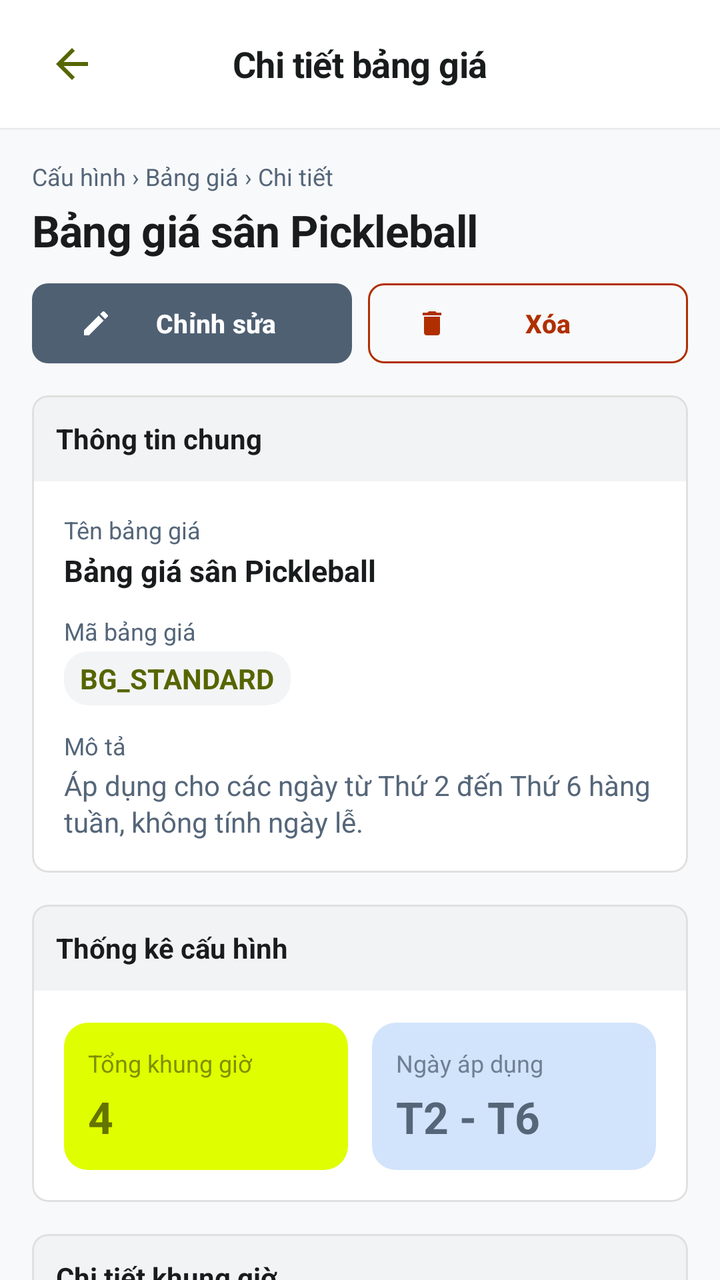
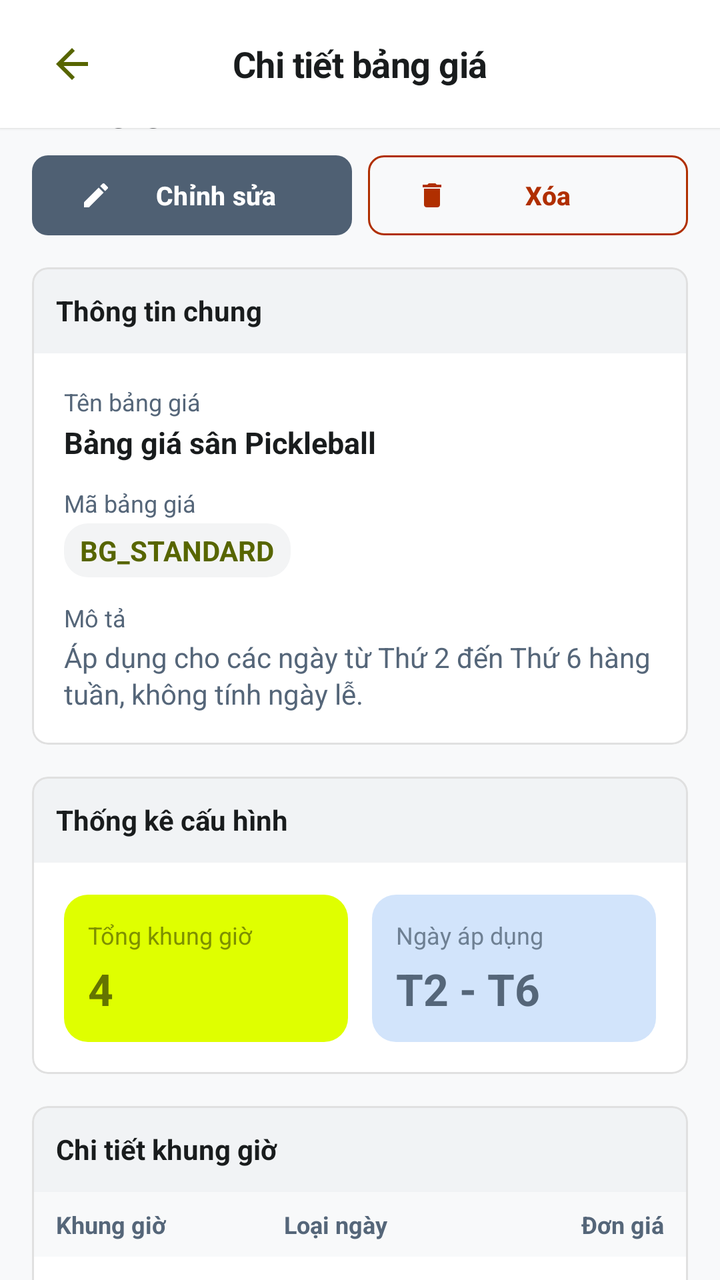

An Android layout rendered at two revisions. The XML below is the earlier revision; the diff shows what the commit changed to produce the second picture.
<!-- AndroidManifest.xml: application theme Theme.Mobile -->
<!-- res/layout/activity_price_table_detail.xml -->
<?xml version="1.0" encoding="utf-8"?>
<androidx.constraintlayout.widget.ConstraintLayout 
    xmlns:android="http://schemas.android.com/apk/res/android"
    xmlns:app="http://schemas.android.com/apk/res-auto"
    xmlns:tools="http://schemas.android.com/tools"
    android:layout_width="match_parent"
    android:layout_height="match_parent"
    android:background="@color/background"
    tools:context=".PriceTableDetailActivity">

    
    <RelativeLayout
        android:id="@+id/layout_header"
        android:layout_width="match_parent"
        android:layout_height="64dp"
        android:background="@color/white"
        android:paddingHorizontal="16dp"
        android:elevation="1dp"
        app:layout_constraintTop_toTopOf="parent"
        app:layout_constraintStart_toStartOf="parent"
        app:layout_constraintEnd_toEndOf="parent">

        <ImageButton
            android:id="@+id/button_back"
            android:layout_width="40dp"
            android:layout_height="40dp"
            android:layout_alignParentStart="true"
            android:layout_centerVertical="true"
            android:background="?android:attr/selectableItemBackgroundBorderless"
            android:src="@drawable/ic_back_24"
            android:contentDescription="Back"
            app:tint="@color/primary" />

        <TextView
            android:id="@+id/text_screen_title"
            android:layout_width="wrap_content"
            android:layout_height="wrap_content"
            android:layout_centerInParent="true"
            android:text="Chi tiết bảng giá"
            android:textSize="18sp"
            android:textStyle="bold"
            android:textColor="@color/on_background"
            android:letterSpacing="-0.01" />

    </RelativeLayout>

    
    <androidx.core.widget.NestedScrollView
        android:layout_width="match_parent"
        android:layout_height="0dp"
        android:fillViewport="true"
        app:layout_constraintTop_toBottomOf="@id/layout_header"
        app:layout_constraintBottom_toBottomOf="parent"
        app:layout_constraintStart_toStartOf="parent"
        app:layout_constraintEnd_toEndOf="parent">

        <LinearLayout
            android:layout_width="match_parent"
            android:layout_height="wrap_content"
            android:orientation="vertical"
            android:paddingBottom="24dp">

            
            <TextView
                android:layout_width="match_parent"
                android:layout_height="wrap_content"
                android:text="Cấu hình › Bảng giá › Chi tiết"
                android:textSize="12sp"
                android:textColor="#556679"
                android:paddingHorizontal="16dp"
                android:paddingTop="16dp"
                android:paddingBottom="4dp" />

            
            <TextView
                android:id="@+id/text_detail_title"
                android:layout_width="match_parent"
                android:layout_height="wrap_content"
                android:text="Bảng giá sân Pickleball"
                android:textSize="22sp"
                android:textStyle="bold"
                android:textColor="@color/on_background"
                android:paddingHorizontal="16dp"
                android:paddingBottom="12dp"
                android:letterSpacing="-0.01" />

            
            <LinearLayout
                android:layout_width="match_parent"
                android:layout_height="wrap_content"
                android:orientation="horizontal"
                android:paddingHorizontal="16dp"
                android:layout_marginBottom="16dp">

                
                <com.google.android.material.button.MaterialButton
                    android:id="@+id/button_detail_edit"
                    android:layout_width="0dp"
                    android:layout_weight="1"
                    android:layout_height="40dp"
                    android:text="Chỉnh sửa"
                    android:textSize="13sp"
                    android:textColor="@color/white"
                    android:textStyle="bold"
                    app:backgroundTint="@color/secondary"
                    app:icon="@drawable/ic_edit_24"
                    app:iconTint="@color/white"
                    app:iconSize="16dp"
                    app:cornerRadius="8dp"
                    android:layout_marginEnd="8dp"
                    android:minHeight="0dp"
                    android:insetTop="0dp"
                    android:insetBottom="0dp" />

                
                <com.google.android.material.button.MaterialButton
                    android:id="@+id/button_detail_delete"
                    style="@style/Widget.Material3.Button.OutlinedButton"
                    android:layout_width="0dp"
                    android:layout_weight="1"
                    android:layout_height="40dp"
                    android:text="Xóa"
                    android:textSize="13sp"
                    android:textColor="@color/tertiary"
                    android:textStyle="bold"
                    app:strokeColor="@color/tertiary"
                    app:strokeWidth="1dp"
                    app:icon="@drawable/ic_delete_24"
                    app:iconTint="@color/tertiary"
                    app:iconSize="16dp"
                    app:cornerRadius="8dp"
                    android:minHeight="0dp"
                    android:insetTop="0dp"
                    android:insetBottom="0dp" />

            </LinearLayout>

            
            <com.google.android.material.card.MaterialCardView
                android:layout_width="match_parent"
                android:layout_height="wrap_content"
                android:layout_marginHorizontal="16dp"
                android:layout_marginBottom="16dp"
                app:cardCornerRadius="8dp"
                app:cardElevation="0dp"
                app:strokeWidth="1dp"
                app:strokeColor="@color/border_gray"
                app:cardBackgroundColor="@color/white">

                <LinearLayout
                    android:layout_width="match_parent"
                    android:layout_height="wrap_content"
                    android:orientation="vertical">

                    <TextView
                        android:layout_width="match_parent"
                        android:layout_height="wrap_content"
                        android:text="Thông tin chung"
                        android:textSize="14sp"
                        android:textStyle="bold"
                        android:textColor="@color/on_surface"
                        android:background="@color/surface_header"
                        android:padding="12dp"/>

                    <LinearLayout
                        android:layout_width="match_parent"
                        android:layout_height="wrap_content"
                        android:orientation="vertical"
                        android:padding="16dp">

                        <TextView
                            android:layout_width="wrap_content"
                            android:layout_height="wrap_content"
                            android:text="Tên bảng giá"
                            android:textSize="12sp"
                            android:textColor="#556679"
                            android:layout_marginBottom="2dp" />
                        <TextView
                            android:id="@+id/text_info_name"
                            android:layout_width="wrap_content"
                            android:layout_height="wrap_content"
                            android:text="Bảng giá sân Pickleball"
                            android:textSize="15sp"
                            android:textStyle="bold"
                            android:textColor="@color/on_background"
                            android:layout_marginBottom="12dp" />

                        <TextView
                            android:layout_width="wrap_content"
                            android:layout_height="wrap_content"
                            android:text="Mã bảng giá"
                            android:textSize="12sp"
                            android:textColor="#556679"
                            android:layout_marginBottom="2dp" />
                        <TextView
                            android:id="@+id/text_info_code"
                            android:layout_width="wrap_content"
                            android:layout_height="wrap_content"
                            android:text="BG_STANDARD"
                            android:textSize="14sp"
                            android:textColor="@color/primary"
                            android:textStyle="bold"
                            android:background="@drawable/bg_price_status_badge"
                            android:backgroundTint="#F3F4F5"
                            android:paddingHorizontal="8dp"
                            android:paddingVertical="4dp"
                            android:layout_marginBottom="12dp" />

                        <TextView
                            android:layout_width="wrap_content"
                            android:layout_height="wrap_content"
                            android:text="Mô tả"
                            android:textSize="12sp"
                            android:textColor="#556679"
                            android:layout_marginBottom="2dp" />
                        <TextView
                            android:id="@+id/text_info_desc"
                            android:layout_width="wrap_content"
                            android:layout_height="wrap_content"
                            android:text="Áp dụng cho các ngày từ Thứ 2 đến Thứ 6 hàng tuần, không tính ngày lễ."
                            android:textSize="14sp"
                            android:textColor="#556679"
                            android:lineSpacingExtra="2dp" />

                    </LinearLayout>

                </LinearLayout>

            </com.google.android.material.card.MaterialCardView>

            
            <com.google.android.material.card.MaterialCardView
                android:layout_width="match_parent"
                android:layout_height="wrap_content"
                android:layout_marginHorizontal="16dp"
                android:layout_marginBottom="16dp"
                app:cardCornerRadius="8dp"
                app:cardElevation="0dp"
                app:strokeWidth="1dp"
                app:strokeColor="@color/border_gray"
                app:cardBackgroundColor="@color/white">

                <LinearLayout
                    android:layout_width="match_parent"
                    android:layout_height="wrap_content"
                    android:orientation="vertical">

                    <TextView
                        android:layout_width="match_parent"
                        android:layout_height="wrap_content"
                        android:text="Thống kê cấu hình"
                        android:textSize="14sp"
                        android:textStyle="bold"
                        android:textColor="@color/on_surface"
                        android:background="@color/surface_header"
                        android:padding="12dp"/>

                    <LinearLayout
                        android:layout_width="match_parent"
                        android:layout_height="wrap_content"
                        android:orientation="horizontal"
                        android:padding="16dp">

                        <LinearLayout
                            android:layout_width="0dp"
                            android:layout_height="wrap_content"
                            android:layout_weight="1"
                            android:orientation="vertical"
                            android:background="@drawable/bg_price_status_badge"
                            android:backgroundTint="@color/primary_container"
                            android:padding="12dp"
                            android:layout_marginEnd="6dp">

                            <TextView
                                android:layout_width="wrap_content"
                                android:layout_height="wrap_content"
                                android:text="Tổng khung giờ"
                                android:textSize="12sp"
                                android:textColor="@color/on_primary_container"
                                android:alpha="0.8" />

                            <TextView
                                android:id="@+id/text_stat_slots"
                                android:layout_width="wrap_content"
                                android:layout_height="wrap_content"
                                android:text="4"
                                android:textSize="22sp"
                                android:textStyle="bold"
                                android:textColor="@color/on_primary_container"
                                android:layout_marginTop="4dp" />

                        </LinearLayout>

                        <LinearLayout
                            android:layout_width="0dp"
                            android:layout_height="wrap_content"
                            android:layout_weight="1"
                            android:orientation="vertical"
                            android:background="@drawable/bg_price_status_badge"
                            android:backgroundTint="@color/secondary_container"
                            android:padding="12dp"
                            android:layout_marginStart="6dp">

                            <TextView
                                android:layout_width="wrap_content"
                                android:layout_height="wrap_content"
                                android:text="Ngày áp dụng"
                                android:textSize="12sp"
                                android:textColor="@color/on_secondary_container"
                                android:alpha="0.8" />

                            <TextView
                                android:id="@+id/text_stat_days"
                                android:layout_width="wrap_content"
                                android:layout_height="wrap_content"
                                android:text="T2 - T6"
                                android:textSize="22sp"
                                android:textStyle="bold"
                                android:textColor="@color/on_secondary_container"
                                android:layout_marginTop="4dp" />

                        </LinearLayout>

                    </LinearLayout>

                </LinearLayout>

            </com.google.android.material.card.MaterialCardView>

            
            <com.google.android.material.card.MaterialCardView
                android:layout_width="match_parent"
                android:layout_height="wrap_content"
                android:layout_marginHorizontal="16dp"
                android:layout_marginBottom="16dp"
                app:cardCornerRadius="8dp"
                app:cardElevation="0dp"
                app:strokeWidth="1dp"
                app:strokeColor="@color/border_gray"
                app:cardBackgroundColor="@color/white">

                <LinearLayout
                    android:layout_width="match_parent"
                    android:layout_height="wrap_content"
                    android:orientation="vertical">

                    <TextView
                        android:layout_width="match_parent"
                        android:layout_height="wrap_content"
                        android:text="Chi tiết khung giờ"
                        android:textSize="14sp"
                        android:textStyle="bold"
                        android:textColor="@color/on_surface"
                        android:background="@color/surface_header"
                        android:padding="12dp"/>

                    
                    <LinearLayout
                        android:layout_width="match_parent"
                        android:layout_height="wrap_content"
                        android:orientation="horizontal"
                        android:background="#F8F9FA"
                        android:paddingHorizontal="12dp"
                        android:paddingVertical="8dp">

                        <TextView
                            android:layout_width="0dp"
                            android:layout_height="wrap_content"
                            android:layout_weight="1.2"
                            android:text="Khung giờ"
                            android:textSize="12sp"
                            android:textStyle="bold"
                            android:textColor="#556679" />

                        <TextView
                            android:layout_width="0dp"
                            android:layout_height="wrap_content"
                            android:layout_weight="1"
                            android:text="Loại ngày"
                            android:textSize="12sp"
                            android:textStyle="bold"
                            android:textColor="#556679" />

                        <TextView
                            android:layout_width="0dp"
                            android:layout_height="wrap_content"
                            android:layout_weight="1"
                            android:text="Đơn giá"
                            android:textSize="12sp"
                            android:textStyle="bold"
                            android:textColor="#556679"
                            android:gravity="end" />

                    </LinearLayout>

                    
                    <LinearLayout
                        android:id="@+id/layout_slots_table_container"
                        android:layout_width="match_parent"
                        android:layout_height="wrap_content"
                        android:orientation="vertical"
                        android:divider="?android:attr/listDivider"
                        android:showDividers="middle" />

                    
                    <TextView
                        android:id="@+id/button_add_time_slot"
                        android:layout_width="match_parent"
                        android:layout_height="wrap_content"
                        android:text="+ Thêm khung giờ mới"
                        android:textSize="13sp"
                        android:textStyle="bold"
                        android:textColor="@color/primary"
                        android:gravity="center"
                        android:padding="12dp"
                        android:background="?android:attr/selectableItemBackground"
                        android:clickable="true"
                        android:focusable="true"/>

                </LinearLayout>

            </com.google.android.material.card.MaterialCardView>

            
            <com.google.android.material.card.MaterialCardView
                android:layout_width="match_parent"
                android:layout_height="wrap_content"
                android:layout_marginHorizontal="16dp"
                app:cardCornerRadius="8dp"
                app:cardElevation="0dp"
                app:strokeWidth="1dp"
                app:strokeColor="@color/border_gray"
                app:cardBackgroundColor="@color/white">

                <LinearLayout
                    android:layout_width="match_parent"
                    android:layout_height="wrap_content"
                    android:orientation="vertical">

                    <TextView
                        android:layout_width="match_parent"
                        android:layout_height="wrap_content"
                        android:text="Sân áp dụng bảng giá này"
                        android:textSize="14sp"
                        android:textStyle="bold"
                        android:textColor="@color/on_surface"
                        android:background="@color/surface_header"
                        android:padding="12dp"/>

                    
                    <LinearLayout
                        android:id="@+id/layout_linked_courts"
                        android:layout_width="match_parent"
                        android:layout_height="wrap_content"
                        android:orientation="vertical"
                        android:padding="16dp"
                        android:divider="?android:attr/listDivider"
                        android:showDividers="middle" />

                </LinearLayout>

            </com.google.android.material.card.MaterialCardView>

        </LinearLayout>

    </androidx.core.widget.NestedScrollView>

</androidx.constraintlayout.widget.ConstraintLayout>
<!-- resources referenced by this layout -->
<resources>
  <color name="background">#F8F9FA</color>
  <color name="border_gray">#E0E0E0</color>
  <color name="on_background">#191C1D</color>
  <color name="on_primary_container">#647400</color>
  <color name="on_secondary_container">#556679</color>
  <color name="on_surface">#191C1D</color>
  <color name="primary">#576500</color>
  <color name="primary_container">#DFFF00</color>
  <color name="secondary">#4F6073</color>
  <color name="secondary_container">#D2E4FB</color>
  <color name="surface_header">#F1F3F5</color>
  <color name="tertiary">#B02F00</color>
  <color name="white">#FFFFFFFF</color>
  <!-- drawable bg_price_status_badge (drawable) -->
  <?xml version="1.0" encoding="utf-8"?>
  <shape xmlns:android="http://schemas.android.com/apk/res/android"
      android:shape="rectangle">
      <solid android:color="@color/white" />
      <corners android:radius="12dp" />
  </shape>
  <!-- drawable ic_back_24 (drawable) -->
  <vector xmlns:android="http://schemas.android.com/apk/res/android"
      android:width="24dp"
      android:height="24dp"
      android:viewportWidth="24"
      android:viewportHeight="24">
    <path
        android:fillColor="#FF000000"
        android:pathData="M20,11H7.83l5.59,-5.59L12,4l-8,8 8,8 1.41,-1.41L7.83,13H20v-2z"/>
  </vector>
  <!-- drawable ic_delete_24 (drawable) -->
  <vector xmlns:android="http://schemas.android.com/apk/res/android"
      android:width="24dp"
      android:height="24dp"
      android:viewportWidth="24"
      android:viewportHeight="24">
    <path
        android:fillColor="#FF000000"
        android:pathData="M6,19c0,1.1 0.9,2 2,2h8c1.1,0 2,-0.9 2,-2V7H6v12zM19,4h-3.5l-1,-1h-5l-1,1H5v2h14V4z"/>
  </vector>
  <!-- drawable ic_edit_24 (drawable) -->
  <vector xmlns:android="http://schemas.android.com/apk/res/android"
      android:width="24dp"
      android:height="24dp"
      android:viewportWidth="24"
      android:viewportHeight="24">
    <path
        android:fillColor="#FF000000"
        android:pathData="M3,17.25V21h3.75L17.81,9.94l-3.75,-3.75L3,17.25zM20.71,7.04c0.39,-0.39 0.39,-1.02 0,-1.41l-2.34,-2.34c-0.39,-0.39 -1.02,-0.39 -1.41,0l-1.83,1.83 3.75,3.75 1.83,-1.83z"/>
  </vector>
  <style name="Theme.Mobile" parent="Base.Theme.Mobile" />
  <style name="Base.Theme.Mobile" parent="Theme.Material3.DayNight.NoActionBar">
          
          <item name="colorPrimary">@color/primary</item>
          <item name="colorOnPrimary">@color/on_primary</item>
          <item name="colorPrimaryContainer">@color/primary_container</item>
          <item name="colorOnPrimaryContainer">@color/on_primary_container</item>
          <item name="colorSecondary">@color/secondary</item>
          <item name="colorOnSecondary">@color/on_secondary</item>
          <item name="colorSecondaryContainer">@color/secondary_container</item>
          <item name="colorOnSecondaryContainer">@color/on_secondary_container</item>
          <item name="android:windowBackground">@color/background</item>
          <item name="colorSurface">@color/surface</item>
          <item name="colorOnSurface">@color/on_surface</item>
      </style>
  <color name="on_primary">#FFFFFF</color>
  <color name="on_secondary">#FFFFFF</color>
  <color name="surface">#F8F9FA</color>
</resources>

<!-- the commit's change to res/layout/activity_price_table_detail.xml (unified diff, before → after) -->
@@ -11,11 +11,12 @@
     
     <RelativeLayout
         android:id="@+id/layout_header"
-        android:layout_width="match_parent"
+        android:layout_width="0dp"
         android:layout_height="64dp"
         android:background="@color/white"
         android:paddingHorizontal="16dp"
         android:elevation="1dp"
+        app:layout_constraintWidth_max="680dp"
         app:layout_constraintTop_toTopOf="parent"
         app:layout_constraintStart_toStartOf="parent"
         app:layout_constraintEnd_toEndOf="parent">
@@ -46,9 +47,10 @@
 
     
     <androidx.core.widget.NestedScrollView
-        android:layout_width="match_parent"
-        android:layout_height="0dp"
+        android:layout_width="0dp"
+        android:layout_height="match_parent"
         android:fillViewport="true"
+        app:layout_constraintWidth_max="680dp"
         app:layout_constraintTop_toBottomOf="@id/layout_header"
         app:layout_constraintBottom_toBottomOf="parent"
         app:layout_constraintStart_toStartOf="parent"
